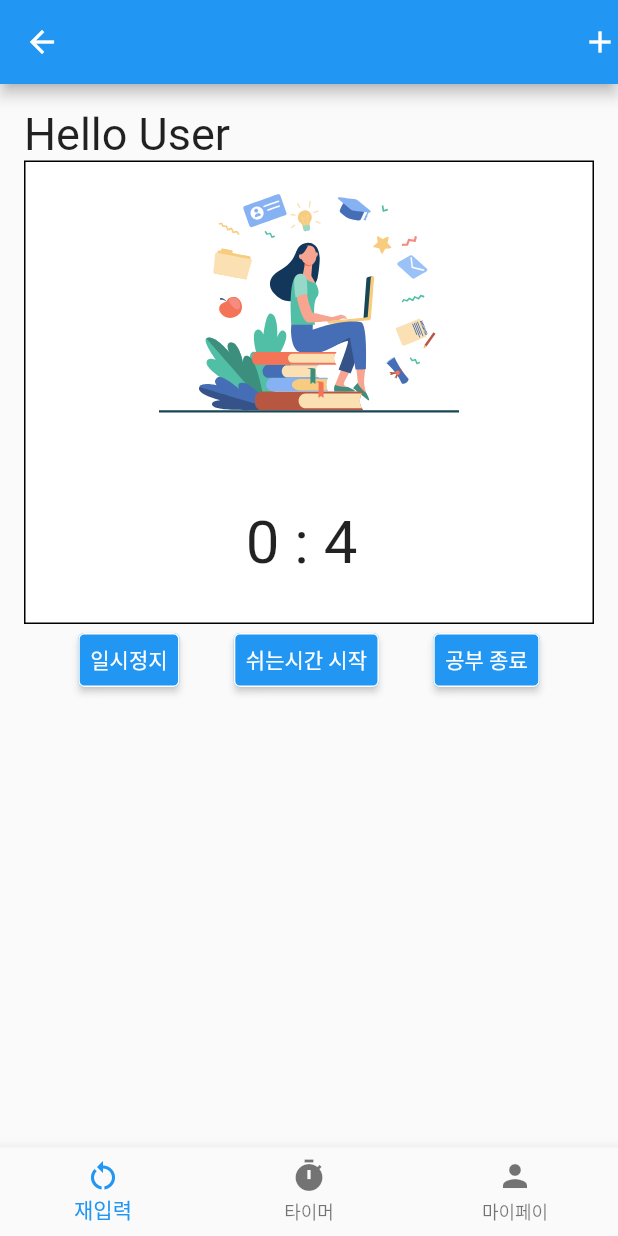
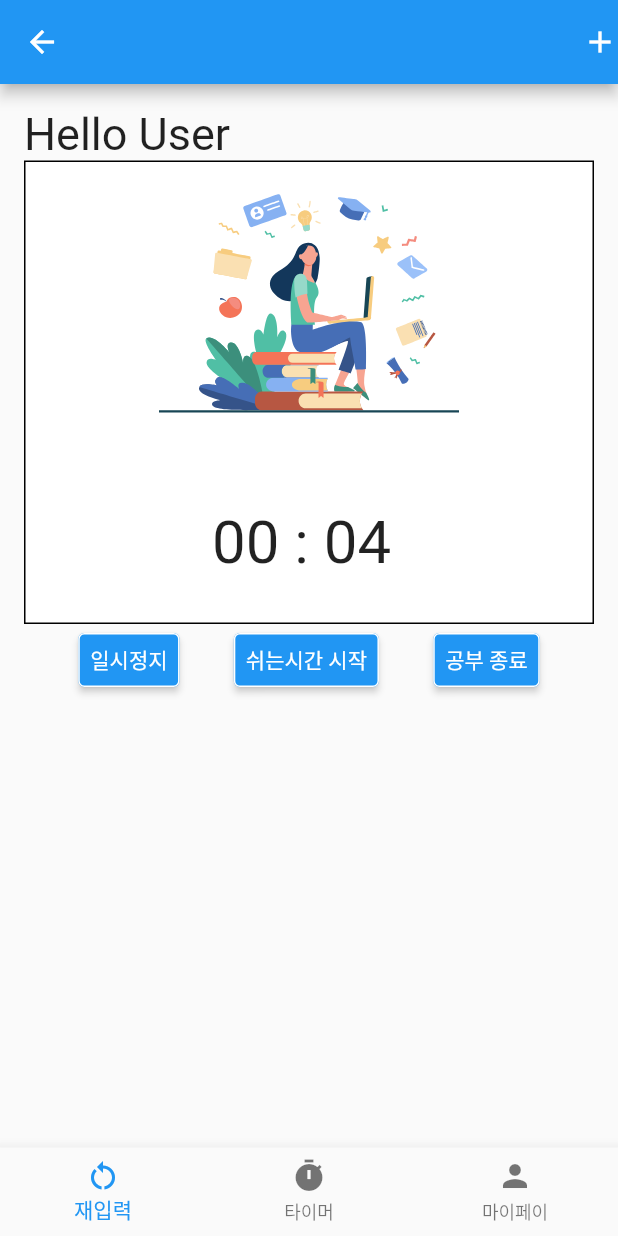
Before and after one commit to beomq/random_break_timer, a Flutter app: the TimerHomePage screen opened directly, after a tap on "시작", on a phone screen of 412 x 824 dp. Run offline on Flutter 3.47's test engine with Material 2 defaults, Android fonts, the phone set to English and light mode, and no system bars; our stand-ins replace awesome_notifications, firebase_auth, flutter_dotenv, flutter_local_notifications, google_sign_in, hive and 3 more; missing offline and left inert: flutterfire_ui; accounts and stored records are empty; Roboto replaces fonts that are missing (RobotoMono).

Commit message:
시간이 한자리 일 떄 두자리로 표현하게 변경

```diff
--- a/lib/ui/widget/custom_time_text.dart
+++ b/lib/ui/widget/custom_time_text.dart
@@ -11,11 +11,11 @@ class CustomTimeText extends StatelessWidget {
   Widget build(BuildContext context) {
     return time.inHours > 0
         ? Text(
-            '${time.inHours} : ${time.inMinutes.remainder(60)} : ${time.inSeconds.remainder(60)} ',
+            '${time.inHours.toString().padLeft(2, '0')} : ${time.inMinutes.remainder(60).toString().padLeft(2, '0')} : ${time.inSeconds.remainder(60).toString().padLeft(2, '0')} ',
             style: TextStyle(fontSize: 40),
           )
         : Text(
-            '${time.inMinutes.remainder(60)} : ${time.inSeconds.remainder(60)} ',
+            '${time.inMinutes.remainder(60).toString().padLeft(2, '0')} : ${time.inSeconds.remainder(60).toString().padLeft(2, '0')} ',
             style: TextStyle(fontSize: 40));
   }
 }
```
